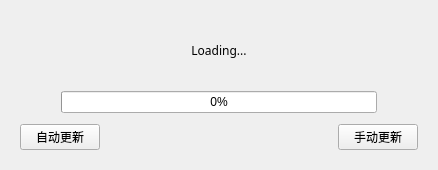
Qt form updateform.ui (MrBeanCpp/Follower-v2.0) before a commit.
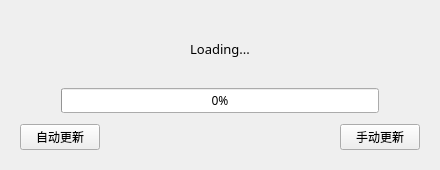
The same form after that commit.

```diff
--- a/updateform.ui
+++ b/updateform.ui
@@ -6,7 +6,7 @@
    <rect>
     <x>0</x>
     <y>0</y>
-    <width>438</width>
+    <width>440</width>
     <height>170</height>
    </rect>
   </property>
@@ -25,6 +25,7 @@
      <property name="font">
       <font>
        <family>微软雅黑</family>
+       <pointsize>10</pointsize>
       </font>
      </property>
      <property name="text">
@@ -37,6 +38,12 @@
    </item>
    <item>
     <widget class="QWidget" name="widget_2" native="true">
+     <property name="font">
+      <font>
+       <family>微软雅黑</family>
+       <pointsize>10</pointsize>
+      </font>
+     </property>
      <layout class="QHBoxLayout" name="horizontalLayout_2">
       <property name="sizeConstraint">
        <enum>QLayout::SetMinAndMaxSize</enum>
@@ -55,6 +62,12 @@
       </property>
       <item>
        <widget class="QProgressBar" name="progressBar">
+        <property name="font">
+         <font>
+          <family>微软雅黑</family>
+          <pointsize>9</pointsize>
+         </font>
+        </property>
         <property name="value">
          <number>0</number>
         </property>
@@ -91,6 +104,12 @@
       </item>
       <item>
        <widget class="QPushButton" name="btn_manual">
+        <property name="font">
+         <font>
+          <family>04b_21</family>
+          <pointsize>9</pointsize>
+         </font>
+        </property>
         <property name="text">
          <string>手动更新</string>
         </property>
```
Left out of the diff: 6 changed lines with no effect on the pictures.
